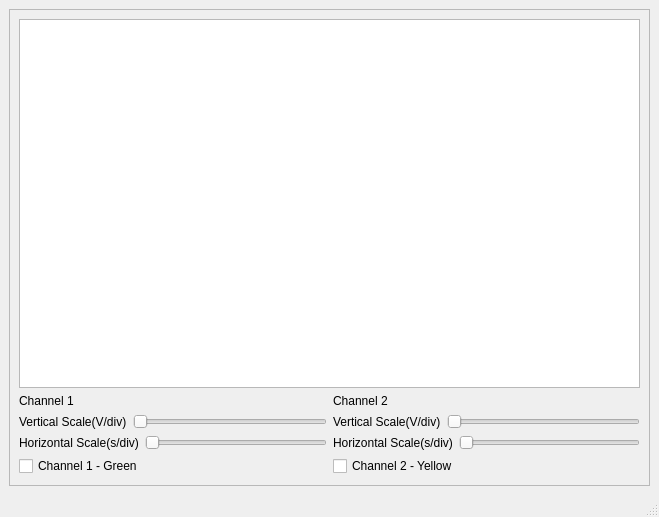
Jictyvoo/TEC499--raspberry_digital_oscilloscope, file main_frame.ui: the form before one commit.
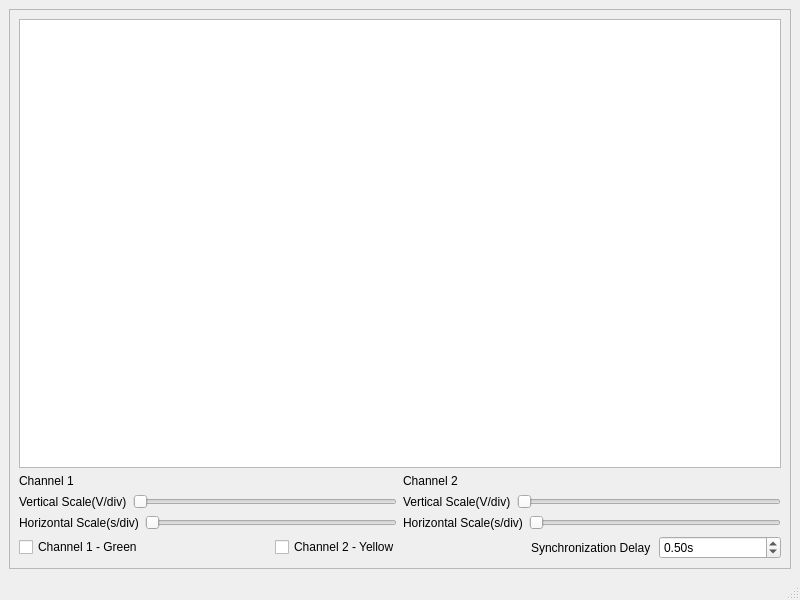
The form after the commit.

Commit message:
Some fixes. Added delay time option
Now is possible to set delay time visualization in ui.
Also, removed horizontal scrollbar

The edit to the form file:
```diff
--- a/main_frame.ui
+++ b/main_frame.ui
@@ -6,8 +6,8 @@
    <rect>
     <x>0</x>
     <y>0</y>
-    <width>659</width>
-    <height>517</height>
+    <width>800</width>
+    <height>600</height>
    </rect>
   </property>
   <property name="windowTitle">
@@ -27,7 +27,11 @@
        <item>
         <layout class="QHBoxLayout" name="canvas_hlayout">
          <item>
-          <widget class="QGraphicsView" name="graphicsView"/>
+          <widget class="QGraphicsView" name="graphicsView">
+           <property name="horizontalScrollBarPolicy">
+            <enum>Qt::ScrollBarAlwaysOff</enum>
+           </property>
+          </widget>
          </item>
         </layout>
        </item>
@@ -57,6 +61,12 @@
                  </item>
                  <item>
                   <widget class="QSlider" name="channel_1_vertical_scale">
+                   <property name="minimum">
+                    <number>6</number>
+                   </property>
+                   <property name="maximum">
+                    <number>10</number>
+                   </property>
                    <property name="orientation">
                     <enum>Qt::Horizontal</enum>
                    </property>
@@ -75,6 +85,12 @@
                  </item>
                  <item>
                   <widget class="QSlider" name="channel_1_horizontal_scale">
+                   <property name="minimum">
+                    <number>1</number>
+                   </property>
+                   <property name="maximum">
+                    <number>10</number>
+                   </property>
                    <property name="orientation">
                     <enum>Qt::Horizontal</enum>
                    </property>
@@ -104,6 +120,12 @@
                  </item>
                  <item>
                   <widget class="QSlider" name="channel_2_vertical_scale">
+                   <property name="minimum">
+                    <number>6</number>
+                   </property>
+                   <property name="maximum">
+                    <number>10</number>
+                   </property>
                    <property name="orientation">
                     <enum>Qt::Horizontal</enum>
                    </property>
@@ -122,6 +144,12 @@
                  </item>
                  <item>
                   <widget class="QSlider" name="channel_2_horizontal_scale">
+                   <property name="minimum">
+                    <number>1</number>
+                   </property>
+                   <property name="maximum">
+                    <number>10</number>
+                   </property>
                    <property name="orientation">
                     <enum>Qt::Horizontal</enum>
                    </property>
@@ -149,6 +177,39 @@
                </property>
               </widget>
              </item>
+             <item>
+              <layout class="QHBoxLayout" name="horizontalLayout">
+               <item>
+                <widget class="QLabel" name="synchronization_delay_label">
+                 <property name="text">
+                  <string>Synchronization Delay</string>
+                 </property>
+                </widget>
+               </item>
+               <item>
+                <widget class="QDoubleSpinBox" name="synchronization_delay_input">
+                 <property name="prefix">
+                  <string/>
+                 </property>
+                 <property name="suffix">
+                  <string>s</string>
+                 </property>
+                 <property name="maximum">
+                  <double>2.000000000000000</double>
+                 </property>
+                 <property name="singleStep">
+                  <double>0.010000000000000</double>
+                 </property>
+                 <property name="stepType">
+                  <enum>QAbstractSpinBox::DefaultStepType</enum>
+                 </property>
+                 <property name="value">
+                  <double>0.500000000000000</double>
+                 </property>
+                </widget>
+               </item>
+              </layout>
+             </item>
             </layout>
            </item>
           </layout>
```
Left out of the diff: 2 changed lines with no effect on the pictures. The commit also changes 5 other files.
